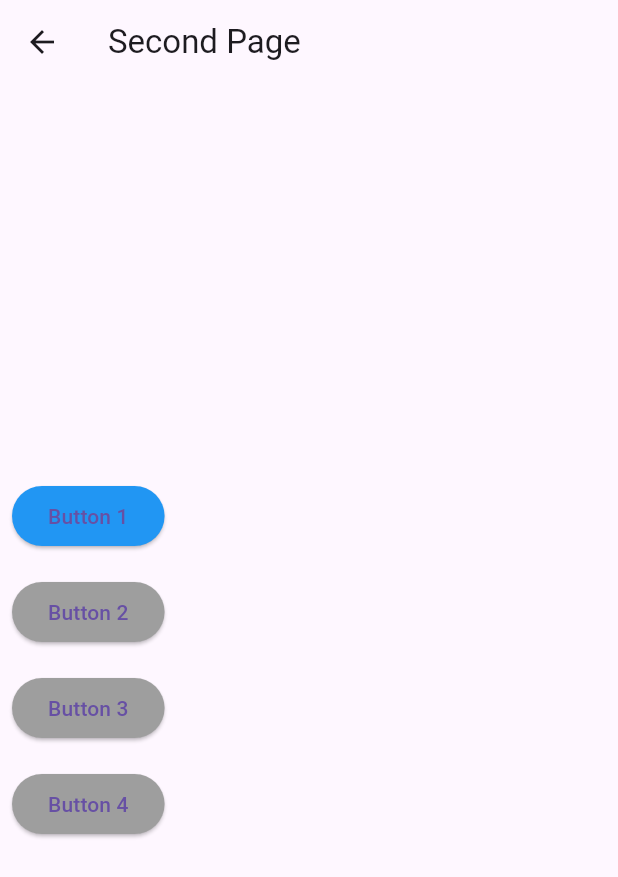
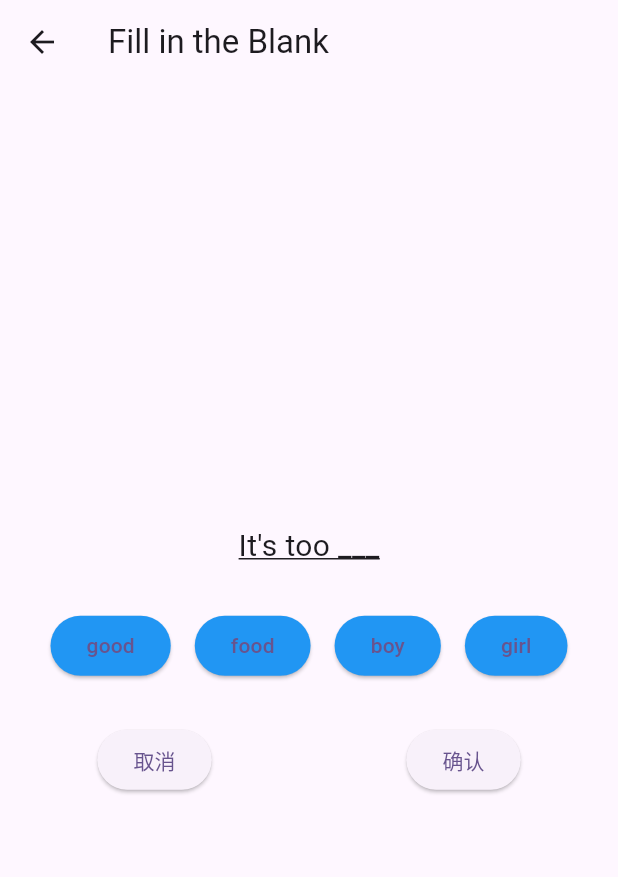
Before and after one commit to Rui4u/Flutter, a Flutter app: the screen it shows after launch, after a tap on the "add" icon, on a phone screen of 412 x 824 dp. Shown: the top 877 px of the screen. Run offline on Flutter 3.47's test engine with Material 3 defaults, Android fonts, the phone set to English and light mode, and no system bars.

Commit message:
add alert file

```diff
--- /dev/null
+++ b/lib/alert_demo.dart
@@ -0,0 +1,111 @@
+import 'package:flutter/material.dart';
+
+class AlertDemo extends StatefulWidget {
+  @override
+  _AlertDemo createState() => _AlertDemo();
+}
+
+class _AlertDemo extends State<AlertDemo> {
+  String fillInTheBlank = "It's too ___";
+  String correctAnswer = "good";
+  String selectedOption = "";
+  bool isCorrect = false;
+
+  @override
+  Widget build(BuildContext context) {
+    return Scaffold(
+      appBar: AppBar(
+        title: Text('Fill in the Blank'),
+      ),
+      body: Column(
+        mainAxisAlignment: MainAxisAlignment.center,
+        children: [
+          Text(
+            fillInTheBlank,
+            style: TextStyle(fontSize: 20, decoration: selectedOption.isNotEmpty ? TextDecoration.none : TextDecoration.underline),
+          ),
+          SizedBox(height: 20),
+          Wrap(
+            alignment: WrapAlignment.center,
+            children: ["good", "food", "boy", "girl"].map((option) {
+              return Padding(
+                padding: EdgeInsets.all(8.0),
+                child: ElevatedButton(
+                  onPressed: () {
+                    setState(() {
+                      selectedOption = option;
+                      fillInTheBlank = "It's too $selectedOption";
+                      isCorrect = selectedOption == correctAnswer;
+                    });
+                  },
+                  style: ElevatedButton.styleFrom(
+                    backgroundColor: selectedOption == option ? Colors.grey : Colors.blue,
+                  ),
+                  child: Text(option),
+                ),
+              );
+            }).toList(),
+          ),
+          SizedBox(height: 20),
+          Row(
+            mainAxisAlignment: MainAxisAlignment.spaceAround,
+            children: [
+              ElevatedButton(
+                onPressed: () {
+                  setState(() {
+                    selectedOption = "";
+                    fillInTheBlank = "It's too ___";
+                  });
+                },
+                child: Text('取消'),
+              ),
+              ElevatedButton(
+                onPressed: () {
+                  _showResultDialog();
+                },
+                child: Text('确认'),
+              ),
+            ],
+          ),
+        ],
+      ),
+    );
+  }
+
+  void _showResultDialog() {
+    showModalBottomSheet(
+      context: context,
+      builder: (BuildContext context) {
+        return Container(
+          height: MediaQuery.of(context).size.height / 2,
+          width: MediaQuery.of(context).size.width,
+          child: Column(
+            mainAxisAlignment: MainAxisAlignment.center,
+            children: [
+              Text(
+                isCorrect ? '回答正确' : '回答错误',
+                style: TextStyle(fontSize: 24, fontWeight: FontWeight.bold),
+              ),
+              SizedBox(height: 20),
+              Text(
+                isCorrect ? '恭喜，你选择了正确的答案！' : '很抱歉，你选择了错误的答案。',
+                style: TextStyle(fontSize: 18),
+              ),
+              SizedBox(height: 20),
+              ElevatedButton(
+                onPressed: () {
+                  Navigator.of(context).pop();
+                },
+                child: Text('关闭'),
+              ),
+            ],
+          ),
+        );
+      },
+      shape: RoundedRectangleBorder(
+        borderRadius: BorderRadius.vertical(top: Radius.circular(25.0)),
+      ),
+      isScrollControlled: true,
+    );
+  }
+}
--- a/lib/main.dart
+++ b/lib/main.dart
@@ -1,4 +1,5 @@
 import 'package:flutter/material.dart';
+import 'package:teaching/alert_demo.dart';
 import 'package:teaching/demo.dart';
 import 'package:teaching/document.dart';
 import 'package:teaching/gap_filling.dart';
@@ -40,9 +41,10 @@ class _MyHomePageState extends State<MyHomePage> {
     // });
     Navigator.push(
       context,
-      MaterialPageRoute(builder: (context) => SecondPage()),
+      // MaterialPageRoute(builder: (context) => SecondPage()),
     // MaterialPageRoute(builder: (context) => ArticlePage()),
     //     MaterialPageRoute(builder: (context) => FillInTheBlankPage()),
+        MaterialPageRoute(builder: (context) => AlertDemo()),
 
     );
 
```
